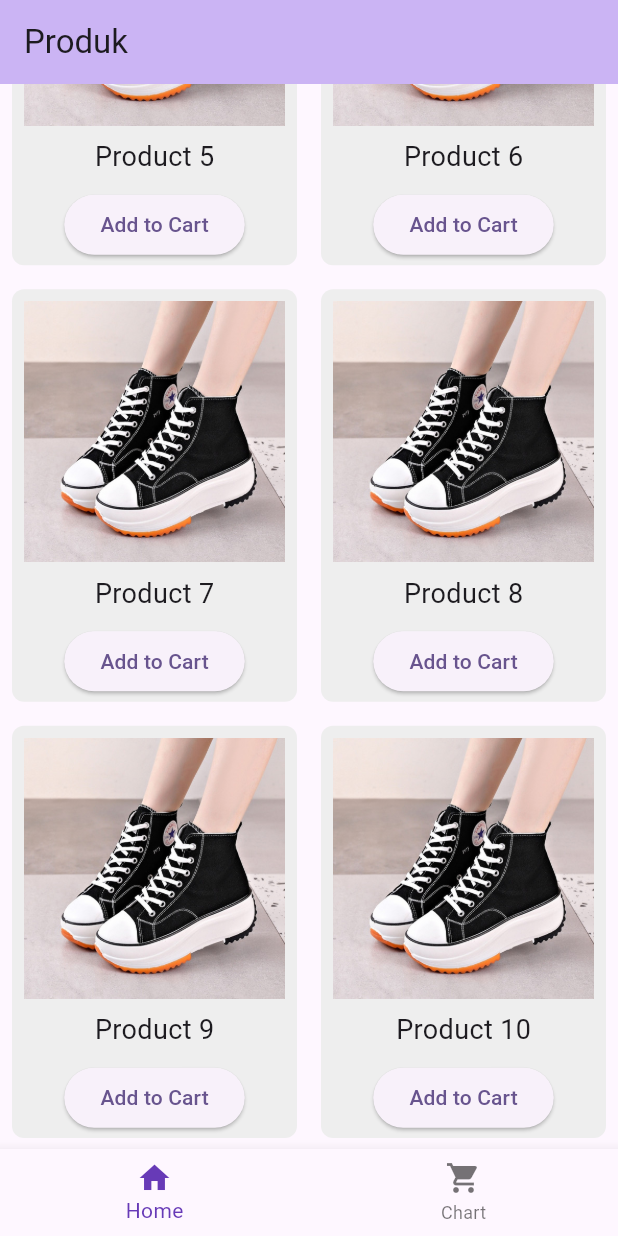
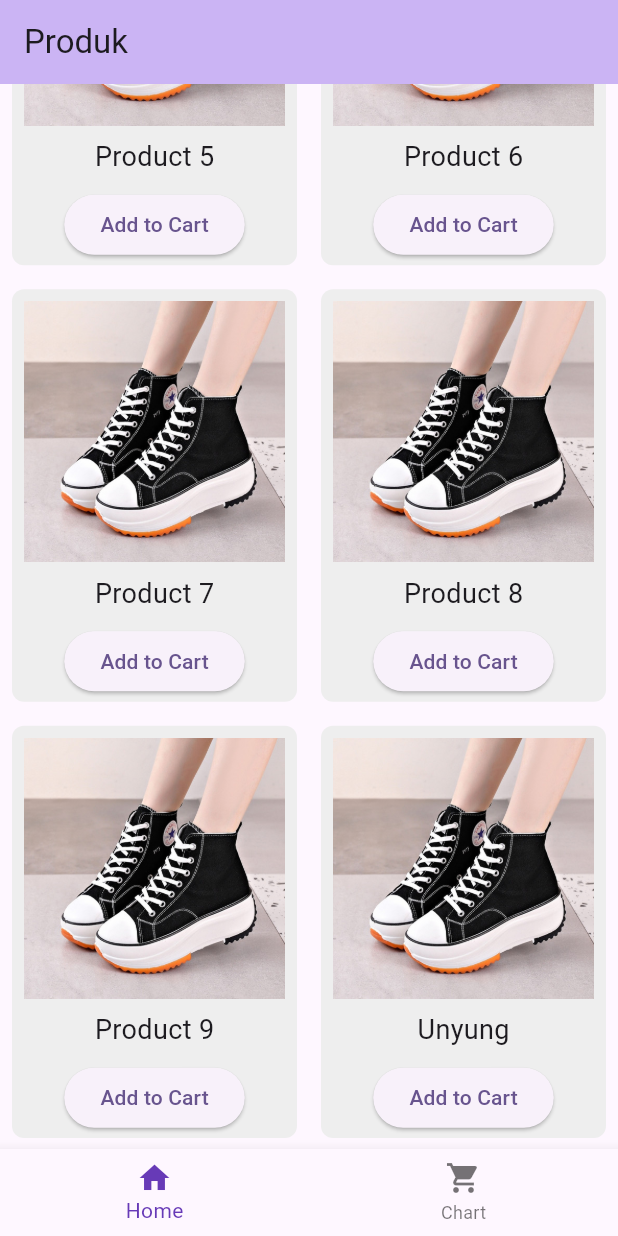
Before and after one commit to tatxha/TP3_Provis, a Flutter app: the screen it shows after launch, scrolled down 744 dp, on a phone screen of 412 x 824 dp. Run offline on Flutter 3.47's test engine with Material 3 defaults, Android fonts, the phone set to English and light mode, and no system bars.

Commit message:
ini ya aceng

```diff
--- a/marketplace/lib/main.dart
+++ b/marketplace/lib/main.dart
@@ -74,7 +74,7 @@ class _MyHomePageState extends State<MyHomePage> {
     Product(name: 'Product 7', imagePath: 'assets/image1.jpg'),
     Product(name: 'Product 8', imagePath: 'assets/image1.jpg'),
     Product(name: 'Product 9', imagePath: 'assets/image1.jpg'),
-    Product(name: 'Product 10', imagePath: 'assets/image1.jpg'),
+    Product(name: 'Unyung', imagePath: 'assets/image1.jpg'),
     // Add more products here
   ];
 
```
